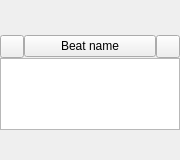
Qt form ui/scene_beat_item_widget.ui (zkovari/plotlyst) before a commit.
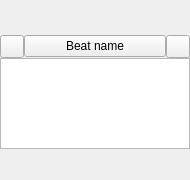
The same form after that commit. Custom widgets are drawn as their Qt base class.

Commit message:
Improve scene structure (#544)
* Improve scene structure

* Scene structure module

* Add new beats

* Consider placeholder size for curves calculation

* Simplify adding new beat

* Insert beat at the right place

* progress

* remove leave event

* update colors

* better drag and drop

* tooltip

* attach emotions

* Fix outcome beat

* Wider beat widget

* use fadeout btn group for types

* add new scene types

* add new scene type selectors to structure

* Swap beats for other scene types

* Fix scene switch

* remove comments

What changed in the file:
```diff
--- a/ui/scene_beat_item_widget.ui
+++ b/ui/scene_beat_item_widget.ui
@@ -6,8 +6,8 @@
    <rect>
     <x>0</x>
     <y>0</y>
-    <width>180</width>
-    <height>160</height>
+    <width>190</width>
+    <height>180</height>
    </rect>
   </property>
   <property name="sizePolicy">
@@ -18,14 +18,14 @@
   </property>
   <property name="minimumSize">
    <size>
-    <width>180</width>
-    <height>160</height>
+    <width>190</width>
+    <height>180</height>
    </size>
   </property>
   <property name="maximumSize">
    <size>
-    <width>180</width>
-    <height>160</height>
+    <width>190</width>
+    <height>180</height>
    </size>
   </property>
   <property name="windowTitle">
@@ -103,12 +103,9 @@
           <number>0</number>
          </property>
          <item>
-          <widget class="Icon" name="btnDrag">
-           <property name="cursor">
-            <cursorShape>OpenHandCursor</cursorShape>
-           </property>
-           <property name="iconName" stdset="0">
-            <string>mdi.drag</string>
+          <widget class="QToolButton" name="btnTag">
+           <property name="transparent" stdset="0">
+            <bool>true</bool>
            </property>
           </widget>
          </item>
@@ -150,6 +147,33 @@
         </property>
        </widget>
       </item>
+      <item>
+       <widget class="QWidget" name="wdgEmotion" native="true">
+        <property name="sizePolicy">
+         <sizepolicy hsizetype="Preferred" vsizetype="Maximum">
+          <horstretch>0</horstretch>
+          <verstretch>0</verstretch>
+         </sizepolicy>
+        </property>
+        <layout class="QHBoxLayout" name="horizontalLayout_2">
+         <property name="spacing">
+          <number>2</number>
+         </property>
+         <property name="leftMargin">
+          <number>0</number>
+         </property>
+         <property name="topMargin">
+          <number>1</number>
+         </property>
+         <property name="rightMargin">
+          <number>0</number>
+         </property>
+         <property name="bottomMargin">
+          <number>0</number>
+         </property>
+        </layout>
+       </widget>
+      </item>
       <item>
        <widget class="QWidget" name="wdgBottom" native="true">
         <property name="sizePolicy">
@@ -195,11 +219,6 @@
   </layout>
  </widget>
  <customwidgets>
-  <customwidget>
-   <class>Icon</class>
-   <extends>QToolButton</extends>
-   <header>src.main.python.plotlyst.view.widget.display</header>
-  </customwidget>
   <customwidget>
    <class>IconText</class>
    <extends>QPushButton</extends>
```
The commit also changes 8 other files.
